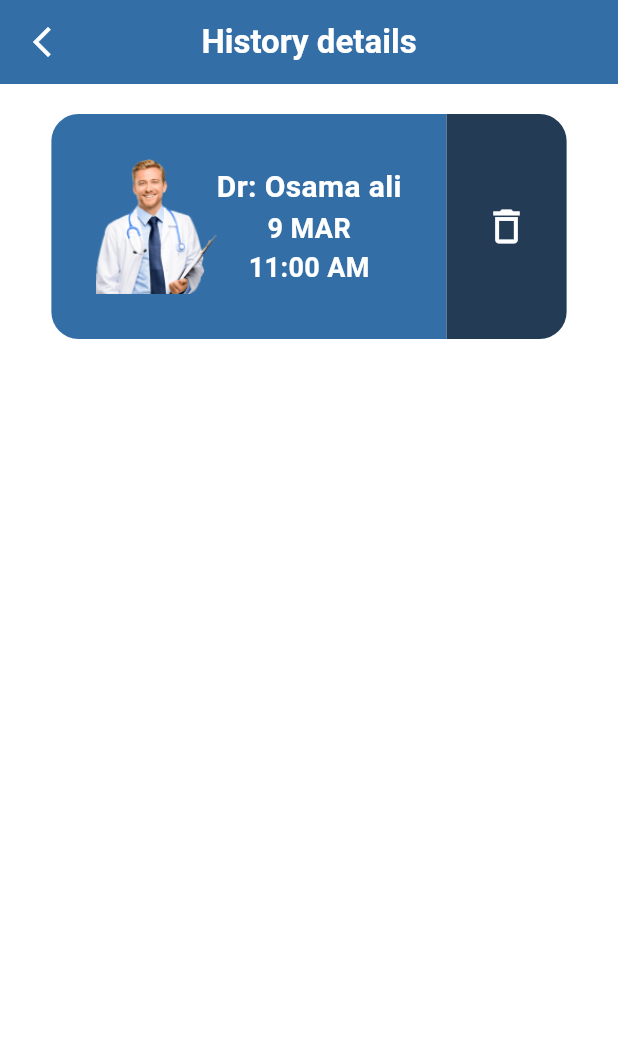
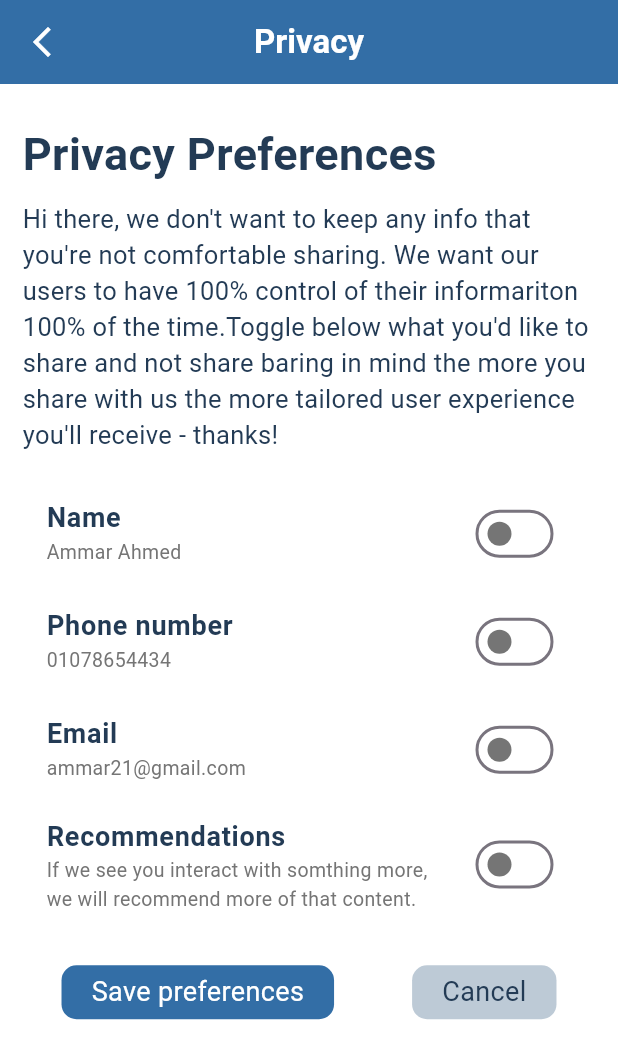
Before and after one commit to anas1ezz0/Team-4-API, a Flutter app: the screen it shows after launch, on a phone screen of 412 x 824 dp. Shown: the top 1059 px of the screen. Run offline on Flutter 3.47's test engine with Material 3 defaults, Android fonts, the phone set to English and light mode, and no system bars; our stand-ins replace bloc, conditional_builder_null_safety, dartz, dio, flutter_bloc, flutter_screenutil and 5 more.

Commit message:
privacy screen

```diff
--- a/lib/main.dart
+++ b/lib/main.dart
@@ -69,7 +69,7 @@ class MyApp extends StatelessWidget {
           primaryColor: AppColor.mainColor,
           useMaterial3: true,
         ),
-        initialRoute: Routes.historyScreen,
+        initialRoute: Routes.privacyScreen,
         onGenerateRoute: appRouter.generateRoute,
       ),
     );
--- a/lib/routing/app_routes.dart
+++ b/lib/routing/app_routes.dart
@@ -11,6 +11,7 @@ import 'package:team_project/view/home_page/ui/home_page.dart';
 import 'package:team_project/view/onBoarding/ui/onboarding.dart';
 import 'package:team_project/view/payment_option/ui/payment_option_screen.dart';
 import 'package:team_project/view/payment_option/ui/succes_appointment_screen.dart';
+import 'package:team_project/view/praivce/privacy_screen.dart';
 import 'package:team_project/view/sign_in/presentation/view_model/sign_in_cubit.dart';
 import 'package:team_project/view/sign_in/sign_in_view.dart';
 import '../view/all_screens.dart';
@@ -74,6 +75,10 @@ class AppRouter {
         return MaterialPageRoute(
           builder: (_) => const HistoryScreen(),
         );
+      case Routes.privacyScreen:
+        return MaterialPageRoute(
+          builder: (_) => const PrivacyScreen(),
+        );
 
       default:
         return MaterialPageRoute(
--- a/lib/routing/routing.dart
+++ b/lib/routing/routing.dart
@@ -12,4 +12,5 @@ class Routes {
   static const String paymentOptionScreen = 'paymentOptionScreen';
   static const String successAppointmentScreen = 'successAppointmentScreen';
   static const String historyScreen = 'historyScreen';
+  static const String privacyScreen = 'privacyScreen';
 }
--- a/lib/theming/colors.dart
+++ b/lib/theming/colors.dart
@@ -5,6 +5,7 @@ class AppColor {
   static Color secondaryColor = const Color(0xffffffff);
   static Color textColor = const Color(0xff233B55);
   static Color transparentColor = Colors.transparent;
-  static Color greyColor = Colors.grey;
+  static Color greyColor = const Color(0xFF9E9E9E);
+  static Color lightgreyColor = const Color(0xFFBDCAD6);
   static Color skyColor = const Color(0xff9ECAE3);
 }
--- a/lib/view/payment_option/ui/payment_option_screen.dart
+++ b/lib/view/payment_option/ui/payment_option_screen.dart
@@ -54,6 +54,9 @@ class PaymentOptionScreen extends StatelessWidget {
               const CashPaymentContainer(),
               verticalSpace(40),
               CustomBotton(
+                fontSize: 20,
+                fontWeight: FontWeight.bold,
+                horizontal: 30,
                 text: 'Done',
                 textColor: AppColor.secondaryColor,
                 color: AppColor.mainColor,
--- a/lib/view/payment_option/ui/succes_appointment_screen.dart
+++ b/lib/view/payment_option/ui/succes_appointment_screen.dart
@@ -39,6 +39,7 @@ class SuccessAppointmentScreen extends StatelessWidget {
         ),
         verticalSpace(100),
         CustomBotton(
+          horizontal: 30,
           text: 'Back',
           textColor: AppColor.secondaryColor,
           color: AppColor.mainColor,
--- a/lib/view/payment_option/widget/payment_option_body.dart
+++ b/lib/view/payment_option/widget/payment_option_body.dart
@@ -133,11 +133,17 @@ class CustomBotton extends StatelessWidget {
       required this.text,
       required this.color,
       required this.textColor,
-      this.onTap});
+      this.onTap,
+      required this.horizontal,
+      this.fontWeight,
+      this.fontSize});
   final String text;
   final Color color;
   final Color textColor;
   final void Function()? onTap;
+  final double horizontal;
+  final double? fontSize;
+  final FontWeight? fontWeight;
 
   @override
   Widget build(BuildContext context) {
@@ -150,11 +156,11 @@ class CustomBotton extends StatelessWidget {
             borderRadius: BorderRadius.circular(10),
           ),
           child: Padding(
-            padding: const EdgeInsets.symmetric(vertical: 5, horizontal: 40),
+            padding: EdgeInsets.symmetric(vertical: 5, horizontal: horizontal),
             child: Text(
               text,
               style: TextStyle(
-                  fontWeight: FontWeight.bold, color: textColor, fontSize: 20),
+                  fontWeight: fontWeight, color: textColor, fontSize: fontSize),
             ),
           ),
         ),
--- /dev/null
+++ b/lib/view/praivce/privacy_screen.dart
@@ -0,0 +1,74 @@
+import 'package:flutter/material.dart';
+import 'package:team_project/helpers/spacing.dart';
+import 'package:team_project/theming/colors.dart';
+import 'package:team_project/view/payment_option/widget/payment_option_body.dart';
+import 'package:team_project/view/praivce/widgets/privace_body.dart';
+import 'package:team_project/view/praivce/widgets/privacy_header.dart';
+
+class PrivacyScreen extends StatefulWidget {
+  const PrivacyScreen({super.key});
+
+  @override
+  State<PrivacyScreen> createState() => _PrivacyScreenState();
+}
+
+class _PrivacyScreenState extends State<PrivacyScreen> {
+  @override
+  Widget build(BuildContext context) {
+    return Scaffold(
+      backgroundColor: AppColor.secondaryColor,
+      appBar: AppBar(
+        centerTitle: true,
+        backgroundColor: AppColor.mainColor,
+        leading: IconButton(
+          onPressed: () {},
+          icon: Icon(
+            Icons.arrow_back_ios_new_outlined,
+            color: AppColor.secondaryColor,
+          ),
+        ),
+        title: Text(
+          'Privacy',
+          style: TextStyle(
+              color: AppColor.secondaryColor, fontWeight: FontWeight.bold),
+        ),
+        elevation: 0,
+      ),
+      body: SingleChildScrollView(
+        child: Padding(
+          padding: const EdgeInsets.all(15.0),
+          child: Column(
+            crossAxisAlignment: CrossAxisAlignment.start,
+            children: [
+              const PrivacyHeader(),
+              verticalSpace(20),
+              const PrivaceBody(),
+              verticalSpace(30),
+              Row(
+                mainAxisAlignment: MainAxisAlignment.spaceAround,
+                children: [
+                  CustomBotton(
+                    fontSize: 18,
+                    fontWeight: FontWeight.w400,
+                    horizontal: 20,
+                    text: "Save preferences",
+                    color: AppColor.mainColor,
+                    textColor: AppColor.secondaryColor,
+                  ),
+                  CustomBotton(
+                    fontSize: 18,
+                    fontWeight: FontWeight.w400,
+                    horizontal: 20,
+                    text: "Cancel",
+                    color: AppColor.lightgreyColor,
+                    textColor: AppColor.textColor,
+                  ),
+                ],
+              ),
+            ],
+          ),
+        ),
+      ),
+    );
+  }
+}
--- /dev/null
+++ b/lib/view/praivce/widgets/privace_body.dart
@@ -0,0 +1,65 @@
+import 'package:flutter/material.dart';
+import 'package:team_project/view/praivce/widgets/privace_switch_item.dart';
+
+class PrivaceBody extends StatefulWidget {
+  const PrivaceBody({super.key});
+
+  @override
+  State<PrivaceBody> createState() => _PrivaceBodyState();
+}
+
+bool isActive1 = false;
+bool isActive2 = false;
+bool isActive3 = false;
+bool isActive4 = false;
+
+class _PrivaceBodyState extends State<PrivaceBody> {
+  @override
+  Widget build(BuildContext context) {
+    return Column(
+      children: [
+        PrivaceSwitch(
+          title: 'Name',
+          subtitle: 'Ammar Ahmed',
+          value: isActive1,
+          onChange: (value) {
+            setState(() {
+              isActive1 = value;
+            });
+          },
+        ),
+        PrivaceSwitch(
+          title: 'Phone number',
+          subtitle: '01078654434',
+          value: isActive2,
+          onChange: (value) {
+            setState(() {
+              isActive2 = value;
+            });
+          },
+        ),
+        PrivaceSwitch(
+          title: 'Email',
+          subtitle: 'ammar21@gmail.com',
+          value: isActive3,
+          onChange: (value) {
+            setState(() {
+              isActive3 = value;
+            });
+          },
+        ),
+        PrivaceSwitch(
+          title: 'Recommendations',
+          subtitle:
+              'If we see you interact with somthing more, we will recommend more of that content.',
+          value: isActive4,
+          onChange: (value) {
+            setState(() {
+              isActive4 = value;
+            });
+          },
+        ),
+      ],
+    );
+  }
+}
--- /dev/null
+++ b/lib/view/praivce/widgets/privace_switch_item.dart
@@ -0,0 +1,36 @@
+import 'package:flutter/material.dart';
+import 'package:team_project/theming/colors.dart';
+
+class PrivaceSwitch extends StatelessWidget {
+  const PrivaceSwitch({super.key, required this.value, this.onChange, required this.title, required this.subtitle});
+
+  final bool value;
+  final void Function(bool)? onChange;
+  final String title;
+  final String subtitle;
+  @override
+  Widget build(BuildContext context) {
+    return ListTile(
+      onTap: () {},
+      title: Text(
+        title,
+        style: TextStyle(
+            color: AppColor.textColor,
+            fontSize: 18,
+            fontWeight: FontWeight.w600),
+      ),
+      subtitle: Text(
+        subtitle,
+        style: TextStyle(fontSize: 13, color: Colors.grey[600]),
+      ),
+      trailing: Switch(
+          activeColor: Theme.of(context).secondaryHeaderColor,
+          inactiveThumbColor: Colors.grey[600],
+          inactiveTrackColor:
+              Theme.of(context).scaffoldBackgroundColor.withOpacity(0.01),
+          activeTrackColor: AppColor.mainColor,
+          value: value,
+          onChanged: onChange),
+    );
+  }
+}
--- /dev/null
+++ b/lib/view/praivce/widgets/privacy_header.dart
@@ -0,0 +1,29 @@
+import 'package:flutter/material.dart';
+import 'package:team_project/theming/colors.dart';
+
+class PrivacyHeader extends StatelessWidget {
+  const PrivacyHeader({super.key});
+
+  @override
+  Widget build(BuildContext context) {
+    return Column(
+      crossAxisAlignment: CrossAxisAlignment.start,
+      children: [
+        Padding(
+          padding: const EdgeInsets.symmetric(vertical: 10.0),
+          child: Text(
+            'Privacy Preferences',
+            style: TextStyle(
+                color: AppColor.textColor,
+                fontSize: 30,
+                fontWeight: FontWeight.bold),
+          ),
+        ),
+        Text(
+          'Hi there, we don\'t want to keep any info that you\'re not comfortable sharing. We want our users to have 100% control of their informariton 100% of the time.Toggle below what you\'d like to share and not share baring in mind the more you share with us the more tailored user experience you\'ll receive - thanks!',
+          style: TextStyle(color: AppColor.textColor, fontSize: 17),
+        ),
+      ],
+    );
+  }
+}
```
